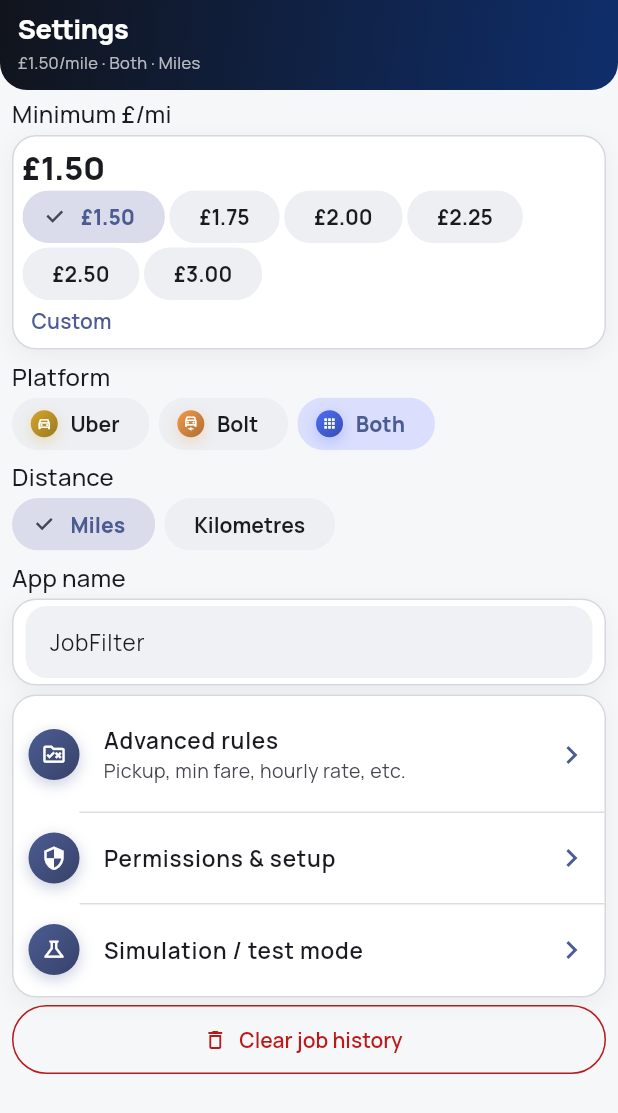
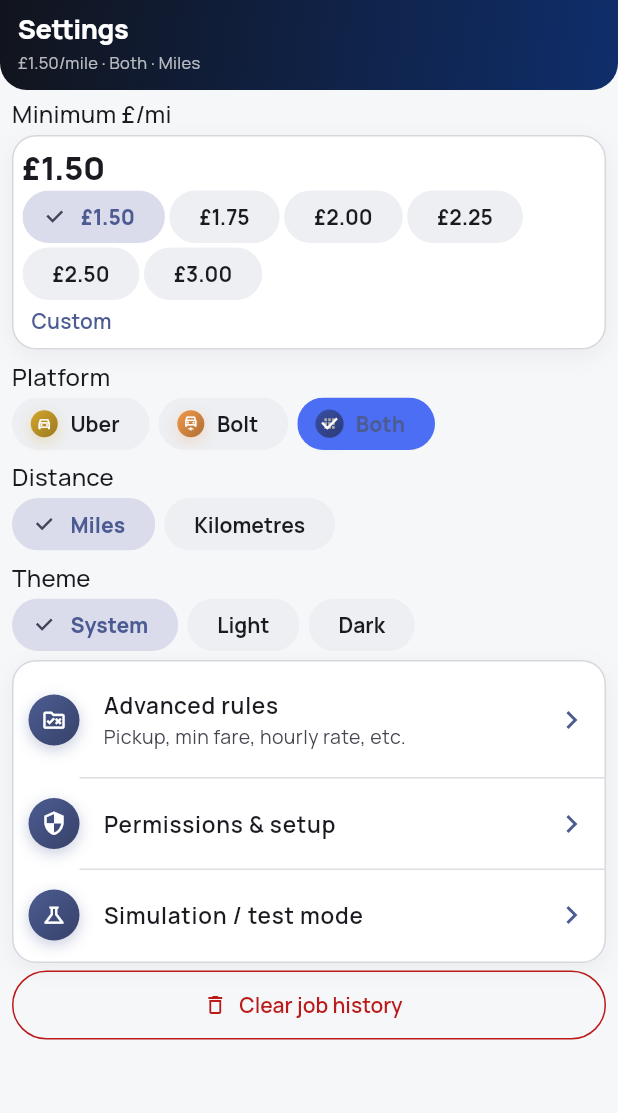
Before and after one commit to muj3009/myProjects, a Flutter app: the SettingsScreen screen opened directly, after a tap on an icon or button, on a phone screen of 412 x 824 dp. Shown: the top 1113 px of the screen. Run offline on Flutter 3.47's test engine with Material 3 defaults, Android fonts, the phone set to English and light mode, and no system bars; our stand-ins replace equatable, fl_chart, flutter_riverpod, sqflite; missing offline and left inert: google_mlkit_text_recognition; accounts and stored records are empty.

Commit message:
Make minimum £/mile always-on, fix Bolt daily-earnings phantom job, add theme setting & settings improvements
- Minimum £/mile rule now always evaluates (cannot be disabled), so the
  near-miss and low-fare counter-offer rescues can never become dead code
  and jobs below the threshold correctly counter-offer instead of accepting
- Bolt parser excludes the persistent "£X.XX Today" daily-earnings summary
  from being detected as a job, while preserving genuine cards swept into
  the same (no-split) segment
- Settings: Advanced rules tile now navigates to the Rules tab; App name
  text field removed; platform selection chips now show a solid fill +
  checkmark so the selected platform is obvious
- Add persisted Theme section (System/Light/Dark) with DB schema v3
  migration and mapper support
- Platform/decision engine fixes + updated tests

```diff
--- a/lib/app.dart
+++ b/lib/app.dart
@@ -10,14 +10,14 @@ class JobFilterApp extends ConsumerWidget {
 
   @override
   Widget build(BuildContext context, WidgetRef ref) {
-    final appName = ref.watch(settingsControllerProvider).appName;
+    final settings = ref.watch(settingsControllerProvider);
 
     return MaterialApp(
-      title: appName,
+      title: settings.appName,
       debugShowCheckedModeBanner: false,
       theme: AppTheme.light(),
       darkTheme: AppTheme.dark(),
-      themeMode: ThemeMode.system,
+      themeMode: settings.themeMode,
       home: const RootNavigation(),
     );
   }
--- a/lib/application/controllers/automation_controller.dart
+++ b/lib/application/controllers/automation_controller.dart
@@ -204,6 +204,10 @@ class AutomationController extends StateNotifier<AutomationState> {
   Future<void> _pollUberOffer() async {
     if (!state.isActive || _diagnosticsPaused) return;
     final settings = _ref.read(settingsControllerProvider);
+    // Same platform-selection guard the event-driven path applies in
+    // [_handleDetectedText] — otherwise the timer keeps showing the Uber
+    // accept/reject badge even when the driver has only selected Bolt.
+    if (!settings.platformSelection.allows(PlatformType.uber)) return;
     await _processUberVisual(settings);
   }
 
--- a/lib/data/database/app_database.dart
+++ b/lib/data/database/app_database.dart
@@ -13,7 +13,7 @@ class AppDatabase {
 
   static final AppDatabase instance = AppDatabase._();
 
-  static const int schemaVersion = 2;
+  static const int schemaVersion = 3;
   static const String jobsTable = 'jobs';
   static const String settingsTable = 'settings';
 
@@ -67,6 +67,7 @@ class AppDatabase {
             platform_selection TEXT NOT NULL,
             distance_unit TEXT NOT NULL,
             distance_calculation_mode TEXT NOT NULL,
+            theme_mode TEXT NOT NULL,
             currency_code TEXT NOT NULL,
             rules_json TEXT NOT NULL,
             platform_overrides_json TEXT NOT NULL
@@ -83,6 +84,13 @@ class AppDatabase {
         if (oldVersion < 2) {
           await db.execute('ALTER TABLE $jobsTable ADD COLUMN destination_postcode TEXT');
         }
+        // schemaVersion 2 -> 3: the user-selectable theme mode. Back-filled
+        // to the system default so existing installs keep following the OS
+        // until the driver explicitly changes it.
+        if (oldVersion < 3) {
+          await db.execute(
+              "ALTER TABLE $settingsTable ADD COLUMN theme_mode TEXT NOT NULL DEFAULT 'system'");
+        }
       },
     );
   }
--- a/lib/data/models/driver_settings_mapper.dart
+++ b/lib/data/models/driver_settings_mapper.dart
@@ -1,4 +1,6 @@
 import 'dart:convert';
+
+import 'package:flutter/material.dart';
 
 import '../../domain/entities/driver_settings.dart';
 import '../../domain/entities/rule_config.dart';
@@ -21,6 +23,7 @@ class DriverSettingsMapper {
       'platform_selection': settings.platformSelection.name,
       'distance_unit': settings.distanceUnit.name,
       'distance_calculation_mode': settings.distanceCalculationMode.name,
+      'theme_mode': settings.themeMode.name,
       'currency_code': settings.currencyCode,
       'rules_json': jsonEncode(_ruleConfigToJson(settings.rules)),
       'platform_overrides_json': jsonEncode({
@@ -31,20 +34,31 @@ class DriverSettingsMapper {
   }
 
   static DriverSettings fromRow(Map<String, Object?> row) {
-    final overridesRaw = jsonDecode(row['platform_overrides_json'] as String) as Map<String, dynamic>;
-    return DriverSettings(
+    final overridesRaw = jsonDecode(row['platform_overrides_json'] as String) as Map<String, dynamic>;    return DriverSettings(
       appName: row['app_name'] as String,
       automationEnabled: (row['automation_enabled'] as int) == 1,
-      platformSelection: PlatformSelection.values.byName(row['platform_selection'] as String),
-      distanceUnit: DistanceUnit.values.byName(row['distance_unit'] as String),
+      platformSelection: PlatformSelection.values.byName(row['platform_selection'] as String),      distanceUnit: DistanceUnit.values.byName(row['distance_unit'] as String),
       distanceCalculationMode:
           DistanceCalculationMode.values.byName(row['distance_calculation_mode'] as String),
+      themeMode: _themeModeFromRow(row['theme_mode']),
       currencyCode: row['currency_code'] as String,
       rules: _ruleConfigFromJson(jsonDecode(row['rules_json'] as String) as Map<String, dynamic>),
       platformOverrides: {
         for (final entry in overridesRaw.entries)
           PlatformType.values.byName(entry.key): _ruleConfigFromJson(entry.value as Map<String, dynamic>),
       },
+    );
+  }
+
+  /// Safely resolves the persisted [ThemeMode] stored as its `.name` string
+  /// (e.g. "system", "light", "dark"). Falls back to [ThemeMode.system] if
+  /// the column is absent/null or holds an unknown value — defensive for any
+  /// row written by an app version before the theme setting existed.
+  static ThemeMode _themeModeFromRow(Object? raw) {
+    if (raw is! String) return ThemeMode.system;
+    return ThemeMode.values.firstWhere(
+      (mode) => mode.name == raw,
+      orElse: () => ThemeMode.system,
     );
   }
 
--- a/lib/domain/entities/driver_settings.dart
+++ b/lib/domain/entities/driver_settings.dart
@@ -1,4 +1,5 @@
 import 'package:equatable/equatable.dart';
+import 'package:flutter/material.dart';
 
 import '../enums/distance_unit.dart';
 import '../enums/platform_type.dart';
@@ -14,6 +15,7 @@ class DriverSettings extends Equatable {
     this.platformSelection = PlatformSelection.both,
     this.distanceUnit = DistanceUnit.miles,
     this.distanceCalculationMode = DistanceCalculationMode.tripDistance,
+    this.themeMode = ThemeMode.system,
     this.rules = const RuleConfig(),
     this.platformOverrides = const {},
     this.currencyCode = 'GBP',
@@ -24,6 +26,9 @@ class DriverSettings extends Equatable {
   final PlatformSelection platformSelection;
   final DistanceUnit distanceUnit;
   final DistanceCalculationMode distanceCalculationMode;
+
+  /// How the app chooses light vs dark: follow the system, or force one.
+  final ThemeMode themeMode;
 
   /// Global (default) rule thresholds.
   final RuleConfig rules;
@@ -44,6 +49,7 @@ class DriverSettings extends Equatable {
     PlatformSelection? platformSelection,
     DistanceUnit? distanceUnit,
     DistanceCalculationMode? distanceCalculationMode,
+    ThemeMode? themeMode,
     RuleConfig? rules,
     Map<PlatformType, RuleConfig>? platformOverrides,
     String? currencyCode,
@@ -54,6 +60,7 @@ class DriverSettings extends Equatable {
       platformSelection: platformSelection ?? this.platformSelection,
       distanceUnit: distanceUnit ?? this.distanceUnit,
       distanceCalculationMode: distanceCalculationMode ?? this.distanceCalculationMode,
+      themeMode: themeMode ?? this.themeMode,
       rules: rules ?? this.rules,
       platformOverrides: platformOverrides ?? this.platformOverrides,
       currencyCode: currencyCode ?? this.currencyCode,
@@ -67,6 +74,7 @@ class DriverSettings extends Equatable {
         platformSelection,
         distanceUnit,
         distanceCalculationMode,
+        themeMode,
         rules,
         platformOverrides,
         currencyCode,
--- a/lib/presentation/screens/rules/rules_screen.dart
+++ b/lib/presentation/screens/rules/rules_screen.dart
@@ -55,13 +55,14 @@ class RulesScreen extends ConsumerWidget {
           _FeaturedRuleCard(
             child: ThresholdRuleTile(
               title: 'Minimum £ per mile',
-              subtitle: 'Core filter — reject any job paying less than this rate. This is your main quality threshold.',
+              subtitle: 'Core filter — always active. Rejects any job paying less than this rate.',
               unitPrefix: '£',
               unitSuffix: '/mi',
               icon: Icons.attach_money,
               rule: rules.minimumPoundsPerMile,
               emphasized: true,
               color: const Color(0xFF4C6EF5),
+              forceEnabled: true,
               onChanged: (r) =>
                   updateRules((c) => c.copyWith(minimumPoundsPerMile: r)),
             ),
--- a/lib/presentation/screens/rules/widgets/threshold_rule_tile.dart
+++ b/lib/presentation/screens/rules/widgets/threshold_rule_tile.dart
@@ -28,6 +28,7 @@ class ThresholdRuleTile extends StatefulWidget {
     this.icon = Icons.tune,
     this.emphasized = false,
     this.color,
+    this.forceEnabled = false,
   });
 
   final String title;
@@ -48,6 +49,12 @@ class ThresholdRuleTile extends StatefulWidget {
   /// bigger icon/title and the caller wraps it in a tinted "featured" card,
   /// so it reads as the anchor of the page rather than one row among seven.
   final bool emphasized;
+
+  /// When true, the Switch is always ON and the user cannot toggle it off.
+  /// Used for the minimum £/mile rule: it must always evaluate so that
+  /// the near-miss and low-fare counter-offer rescues (which depend on the
+  /// £/mile rule being the sole failing rule) can never become dead code.
+  final bool forceEnabled;
 
   @override
   State<ThresholdRuleTile> createState() => _ThresholdRuleTileState();
@@ -130,6 +137,7 @@ class _ThresholdRuleTileState extends State<ThresholdRuleTile> {
     final theme = Theme.of(context);
     final valueText =
         '${widget.unitPrefix}${rule.value.toStringAsFixed(2)}${widget.unitSuffix}';
+    final active = widget.forceEnabled || rule.enabled;
 
     return Padding(
       padding: const EdgeInsets.symmetric(horizontal: 14, vertical: 8),
@@ -141,7 +149,7 @@ class _ThresholdRuleTileState extends State<ThresholdRuleTile> {
             children: [
               RuleIcon(
                 icon: widget.icon,
-                active: rule.enabled,
+                active: active,
                 large: widget.emphasized,
                 color: widget.color,
               ),
@@ -169,15 +177,17 @@ class _ThresholdRuleTileState extends State<ThresholdRuleTile> {
               // is always visible right below, so a badge repeating the same
               // number would just steal the width the title needs to avoid
               // wrapping mid-word.
-              if (rule.enabled && !widget.emphasized) ...[
+              if (active && !widget.emphasized) ...[
                 const SizedBox(width: 6),
                 ValueBadge(text: valueText),
               ],
               const SizedBox(width: 2),
               Switch(
-                value: rule.enabled,
-                onChanged: (enabled) =>
-                    widget.onChanged(rule.copyWith(enabled: enabled)),
+                value: active,
+                onChanged: widget.forceEnabled
+                    ? null
+                    : (enabled) =>
+                        widget.onChanged(rule.copyWith(enabled: enabled)),
               ),
             ],
           ),
@@ -185,7 +195,7 @@ class _ThresholdRuleTileState extends State<ThresholdRuleTile> {
             duration: const Duration(milliseconds: 180),
             curve: Curves.easeOut,
             alignment: Alignment.topCenter,
-            child: rule.enabled
+            child: active
                 ? Padding(
                     padding: const EdgeInsets.only(top: 8, left: 44),
                     child: TextField(
--- a/lib/presentation/screens/settings/settings_screen.dart
+++ b/lib/presentation/screens/settings/settings_screen.dart
@@ -3,6 +3,7 @@ import 'package:flutter/services.dart';
 import 'package:flutter_riverpod/flutter_riverpod.dart';
 
 import '../../../application/state/job_history_controller.dart';
+import '../../../application/state/navigation_controller.dart';
 import '../../../application/state/settings_controller.dart';
 import '../../../core/constants/app_constants.dart';
 import '../../../domain/enums/distance_unit.dart';
@@ -48,6 +49,12 @@ class SettingsScreen extends ConsumerWidget {
     String _labelForDistance(DistanceUnit d) => switch (d) {
       DistanceUnit.miles => 'Miles',
       DistanceUnit.kilometres => 'Kilometres',
+    };
+
+    String _labelForTheme(ThemeMode m) => switch (m) {
+      ThemeMode.system => 'System',
+      ThemeMode.light => 'Light',
+      ThemeMode.dark => 'Dark',
     };
 
     return AnnotatedRegion<SystemUiOverlayStyle>(
@@ -144,10 +151,11 @@ class SettingsScreen extends ConsumerWidget {
                     diameter: 18,
                     iconSize: 10,
                   ),
-                  showCheckmark: false,
+                  showCheckmark: true,
+                  checkmarkColor: Colors.white,
+                  selectedColor: _colorForPlatform(platform),
                   label: Text(_labelForPlatform(platform)),
                   selected: settings.platformSelection == platform,
-                  selectedColor: _colorForPlatform(platform).withValues(alpha: 0.18),
                   onSelected: (_) => controller.update(
                     (s) => s.copyWith(platformSelection: platform),
                   ),
@@ -180,19 +188,28 @@ class SettingsScreen extends ConsumerWidget {
             ],
           ),
           const SizedBox(height: 6),
-          Text('App name', style: Theme.of(context).textTheme.titleMedium),
+          Text('Theme', style: Theme.of(context).textTheme.titleMedium),
           const SizedBox(height: 2),
-          SectionCard(
-            padding: const EdgeInsets.symmetric(horizontal: 8, vertical: 4),
-            child: TextFormField(
-              initialValue: settings.appName,
-              onFieldSubmitted: (value) {
-                final trimmed = value.trim();
-                if (trimmed.isNotEmpty) {
-                  controller.update((s) => s.copyWith(appName: trimmed));
-                }
-              },
-            ),
+          Wrap(
+            spacing: 6,
+            runSpacing: 6,
+            children: [
+              for (final mode in [
+                ThemeMode.system,
+                ThemeMode.light,
+                ThemeMode.dark
+              ]) ...[
+                ChoiceChip(
+                  label: Text(_labelForTheme(mode)),
+                  selected: settings.themeMode == mode,
+                  selectedColor: Theme.of(context).colorScheme.primary.withValues(alpha: 0.18),
+                  onSelected: (_) => controller.update(
+                    (s) => s.copyWith(themeMode: mode),
+                  ),
+                  materialTapTargetSize: MaterialTapTargetSize.shrinkWrap,
+                ),
+              ],
+            ],
           ),
           const SizedBox(height: 6),
           SectionCard(
@@ -203,7 +220,8 @@ class SettingsScreen extends ConsumerWidget {
                   icon: Icons.rule_folder_outlined,
                   title: 'Advanced rules',
                   subtitle: 'Pickup, min fare, hourly rate, etc.',
-                  onTap: () {},
+                  onTap: () =>
+                      ref.read(rootNavigationIndexProvider.notifier).state = 3,
                 ),
                 const Divider(height: 1, indent: 44),
                 _SettingsLinkTile(
```
Also changed, not shown: lib/domain/parsers/bolt_job_parser.dart (+20 -1 lines), lib/domain/parsers/parsed_text_utils.dart (+18 -0 lines), lib/domain/rules/minimum_pounds_per_mile_rule.dart (+6 -1 lines), lib/domain/services/job_decision_engine.dart (+34 -3 lines), 3 other files.
